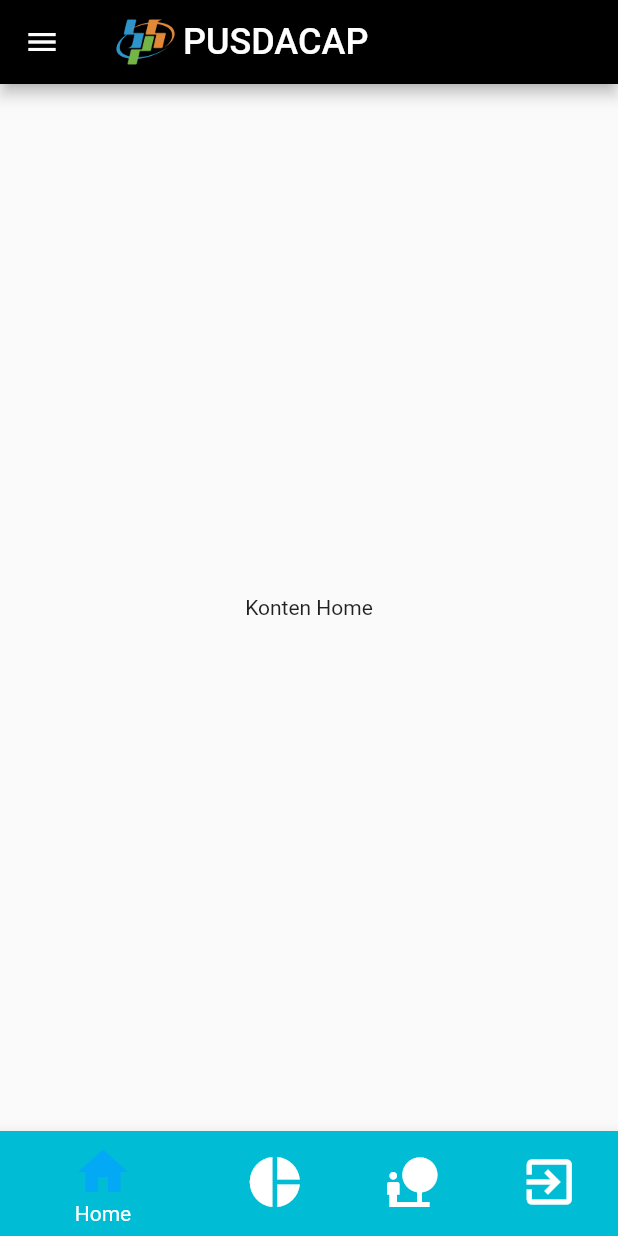
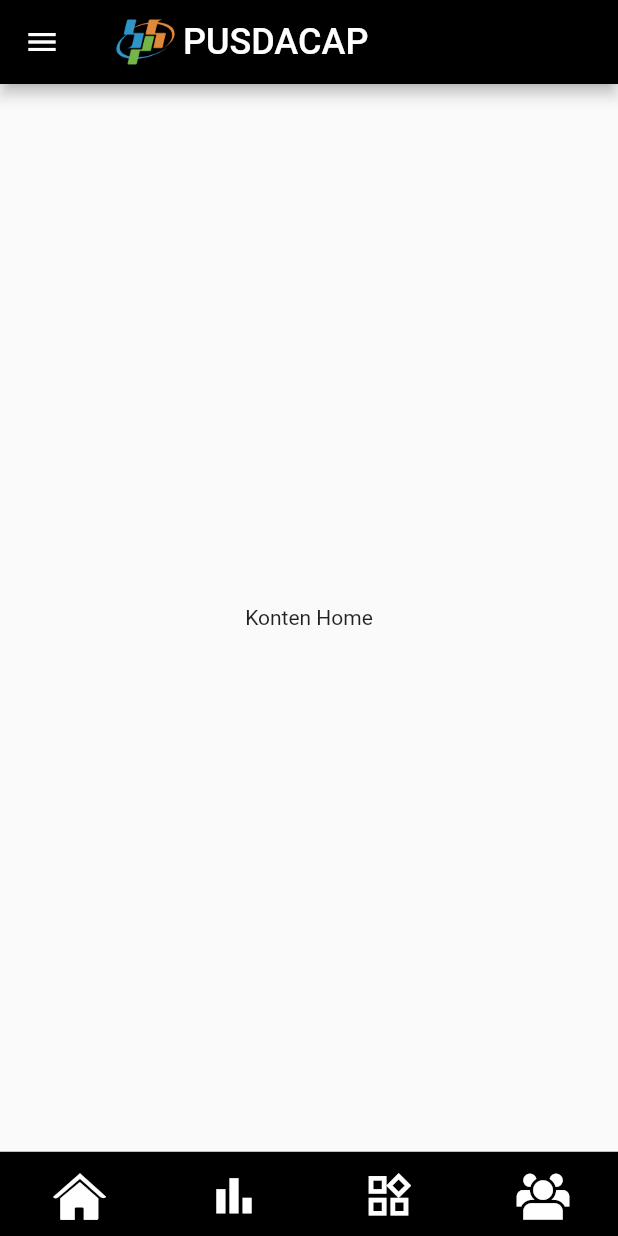
Before and after one commit to pujiapri13/BPS_CLC, a Flutter app: the screen it shows after launch, on a phone screen of 412 x 824 dp. Run offline on Flutter 3.47's test engine with Material 2 defaults, Android fonts, the phone set to English and light mode, and no system bars.

Commit message:
homescreen unmerge

```diff
--- a/lib/home_screen.dart
+++ b/lib/home_screen.dart
@@ -86,7 +86,7 @@ class _HomeScreenState extends State<HomeScreen> {
                 //buttton 1
                 child: Column(
                   children: <Widget>[
-                    Container(
+                    SizedBox(
                       width: DrawerWidth,
                       height: DrawerHeight * 0.05,
                     ),
@@ -94,84 +94,107 @@ class _HomeScreenState extends State<HomeScreen> {
                       width: DrawerWidth * 0.8,
                       height: DrawerHeight * 0.05,
                       color: Colors.white,
-                      child: Text('Menu1'),
+                      child: const Text('Menu1'),
                     )
                   ],
                 )),
           ],
         ),
       ),
-      //
-      //
-      //
       //body
       body: body[currentIndex],
-      //
-      //
-      //
-      //bottom navigation bar
-      bottomNavigationBar: BottomNavigationBar(
-        onTap: ontap,
-        currentIndex: currentIndex,
-        iconSize: 40,
-        items: const [
-          //Home
-          BottomNavigationBarItem(
-              backgroundColor: Colors.cyan,
-              icon: Icon(
-                Icons.home,
+
+      bottomNavigationBar: Container(
+        height: 56.16,
+        decoration: const BoxDecoration(
+          color: Colors.black,
+        ),
+        child: Row(
+          mainAxisAlignment: MainAxisAlignment.spaceAround,
+          children: [
+            //Button 1
+            IconButton(
+              enableFeedback: false,
+              onPressed: () {
+                setState(() {
+                  currentIndex = 0;
+                });
+              },
+              icon: currentIndex == 0
+                  ? const Icon(
+                      BottNavIcons.home,
                       color: Colors.white,
+                      size: 35,
+                    )
+                  : const Icon(
+                      BottNavIcons.home,
+                      color: Colors.white,
+                      size: 35,
                     ),
-              label: 'Home',
-              activeIcon: Icon(
-                Icons.home,
-                color: Colors.lightBlue,
-              )),
-          //PDRB
-          BottomNavigationBarItem(
-              backgroundColor: Colors.cyan,
-              icon: Icon(
-                Icons.pie_chart,
+            ),
+            // Button 2
+            IconButton(
+              enableFeedback: false,
+              onPressed: () {
+                setState(() {
+                  currentIndex = 1;
+                });
+              },
+              icon: currentIndex == 1
+                  ? const Icon(
+                      Icons.bar_chart,
                       color: Colors.white,
+                      size: 35,
+                    )
+                  : const Icon(
+                      Icons.bar_chart,
+                      color: Colors.white,
+                      size: 35,
                     ),
-              label: 'PDRB',
-              activeIcon: Icon(
-                Icons.pie_chart,
-                color: Colors.lightBlue,
-              )),
-          //IPM
-          BottomNavigationBarItem(
-              backgroundColor: Colors.cyan,
-              icon: Icon(
-                Icons.nature_people,
+            ),
+            // button 3
+            IconButton(
+              enableFeedback: false,
+              onPressed: () {
+                setState(() {
+                  currentIndex = 2;
+                });
+              },
+              icon: currentIndex == 2
+                  ? const Icon(
+                      Icons.widgets_rounded,
                       color: Colors.white,
+                      size: 35,
+                    )
+                  : const Icon(
+                      Icons.widgets_outlined,
+                      color: Colors.white,
+                      size: 35,
                     ),
-              label: 'IPM',
-              activeIcon: Icon(
-                Icons.nature_people,
-                color: Colors.lightBlue,
-              )),
-          //Exit APP
-          BottomNavigationBarItem(
-              backgroundColor: Colors.cyan,
-              icon: Icon(
-                Icons.exit_to_app,
+            ),
+            // button 4
+            IconButton(
+              enableFeedback: false,
+              onPressed: () {
+                setState(() {
+                  currentIndex = 3;
+                });
+              },
+              icon: currentIndex == 3
+                  ? const Icon(
+                      BottNavIcons.user_group,
                       color: Colors.white,
+                      size: 35,
+                    )
+                  : const Icon(
+                      BottNavIcons.user_group,
+                      color: Colors.white,
+                      size: 35,
                     ),
-              label: 'BACK',
-              activeIcon: Icon(
-                Icons.exit_to_app,
-                color: Colors.lightBlue,
-              )),
+            ),
           ],
+        ),
       ),
     );
   }
-
-//state untuk bottom nav bar
-  void ontap(int index) {
-    setState(() {
-      currentIndex = index;
-    });
 }
-}
```
Lines whose indentation alone changed are shown as unchanged.
